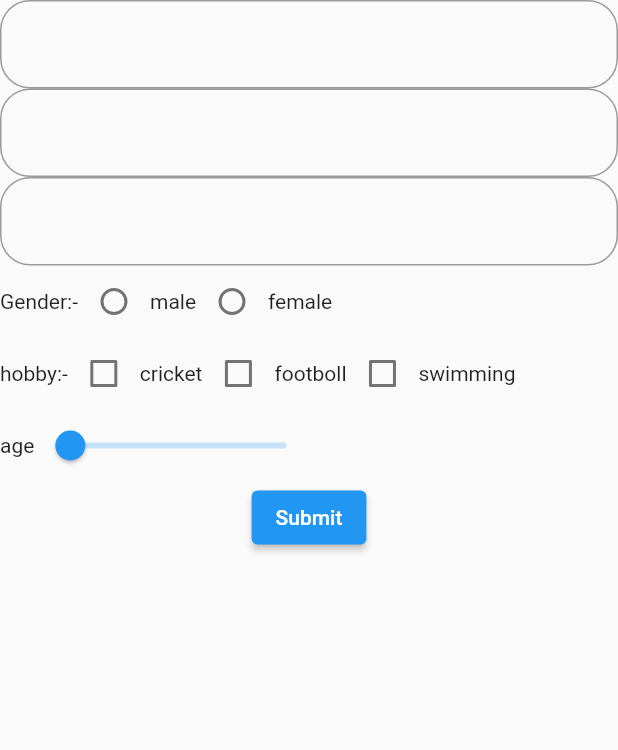
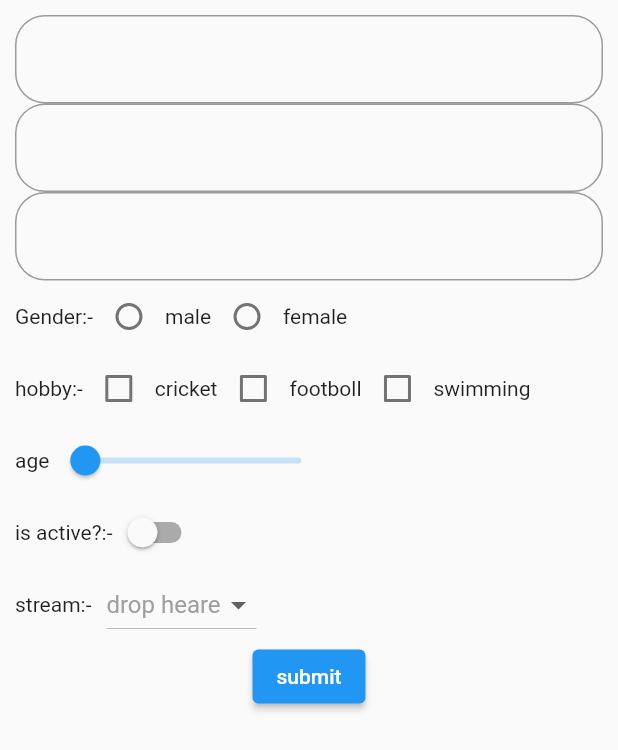
Before and after one commit to yash-suvagiya/firebase, a Flutter app: the screen it shows after launch, on a phone screen of 412 x 824 dp. Shown: the top 750 px of the screen. Run offline on Flutter 3.47's test engine with Material 2 defaults, Android fonts, the phone set to English and light mode, and no system bars; our stand-ins replace firebase_core, firebase_database; accounts and stored records are empty.

Commit message:
continue(register_form)

```diff
--- a/lib/register_form/register_form.dart
+++ b/lib/register_form/register_form.dart
@@ -1,6 +1,5 @@
+import 'package:firebase/register_form/register_form_api.dart';
 import 'package:flutter/material.dart';
-import 'package:flutter/src/widgets/framework.dart';
-import 'package:flutter/src/widgets/placeholder.dart';
 
 class RagistrerPage extends StatefulWidget {
   const RagistrerPage({super.key});
@@ -20,11 +19,15 @@ class _RagistrerPageState extends State<RagistrerPage> {
   bool footboll = false;
   bool swimming = false;
   double ageslider = 0;
-
+  bool active = false;
+  List<String> stream = ['gaming', 'swimmig', 'footbll', 'traveling'];
+  String? selectvalue;
   @override
   Widget build(BuildContext context) {
     return Scaffold(
-      body: SafeArea(
+      body: Padding(
+        padding: const EdgeInsets.all(10.0),
+        child: SafeArea(
           child: Column(
             children: [
               TextField(
@@ -62,7 +65,7 @@ class _RagistrerPageState extends State<RagistrerPage> {
                       setState(() {});
                     },
                   ),
-                Text('male'),
+                  const Text('male'),
                   Radio(
                     value: female,
                     groupValue: gender,
@@ -71,7 +74,7 @@ class _RagistrerPageState extends State<RagistrerPage> {
                       setState(() {});
                     },
                   ),
-                Text('female'),
+                  const Text('female'),
                 ],
               ),
               Row(
@@ -100,12 +103,12 @@ class _RagistrerPageState extends State<RagistrerPage> {
                       setState(() {});
                     },
                   ),
-                Text('swimming'),
+                  const Text('swimming'),
                 ],
               ),
               Row(
                 children: [
-                Text('age'),
+                  const Text('age'),
                   Slider(
                     value: ageslider,
                     onChanged: (value) {
@@ -115,13 +118,57 @@ class _RagistrerPageState extends State<RagistrerPage> {
                   ),
                 ],
               ),
-            ElevatedButton(
-              onPressed: () {
+              Row(
+                children: [
+                  const Text('is active?:-'),
+                  Switch(
+                    value: active,
+                    onChanged: (value) {
+                      active = value;
                       setState(() {});
                     },
-              child: Text('Submit'),
                   ),
                 ],
+              ),
+              Row(
+                children: [
+                  const Text('stream:-'),
+                  Padding(
+                    padding: const EdgeInsets.only(left: 10),
+                    child: DropdownButton(
+                      hint: const Text(
+                        'drop heare',
+                        style: TextStyle(color: Colors.grey),
+                      ),
+                      items: stream
+                          .map(
+                            (e) => DropdownMenuItem(
+                              // ignore: sort_child_properties_last
+                              child: Text(e),
+                              value: e,
+                            ),
+                          )
+                          .toList(),
+                      onChanged: (value) {
+                        selectvalue = value!;
+                        setState(() {});
+                      },
+                    ),
+                  )
+                ],
+              ),
+              ElevatedButton(
+                onPressed: () async {
+                  await RagisterForm.setData(
+                      firstName: _firstName.text,
+                      middleName: _middleName.text,
+                      lastName: _lastName.text);
+                  setState(() {});
+                },
+                child: const Text('submit'),
+              ),
+            ],
+          ),
         ),
       ),
     );
--- a/lib/register_form/register_form_api.dart
+++ b/lib/register_form/register_form_api.dart
@@ -1,5 +1,17 @@
+import 'package:firebase_database/firebase_database.dart';
+
 class RagisterForm {
-  String gender = 'gender';
-  String male = 'male';
-  String female = 'female';
+  static final DatabaseReference db = FirebaseDatabase.instance.ref("User");
+  static Future<void> setData(
+      {required String firstName,
+      required String middleName,
+      required String lastName}) async {
+    String key = db.push().key!;
+    await db.child(key).set({
+      'key': key,
+      'firstName': firstName,
+      'middleName': middleName,
+      'lastName': lastName,
+    });
+  }
 }
```
Lines whose indentation alone changed are shown as unchanged.
